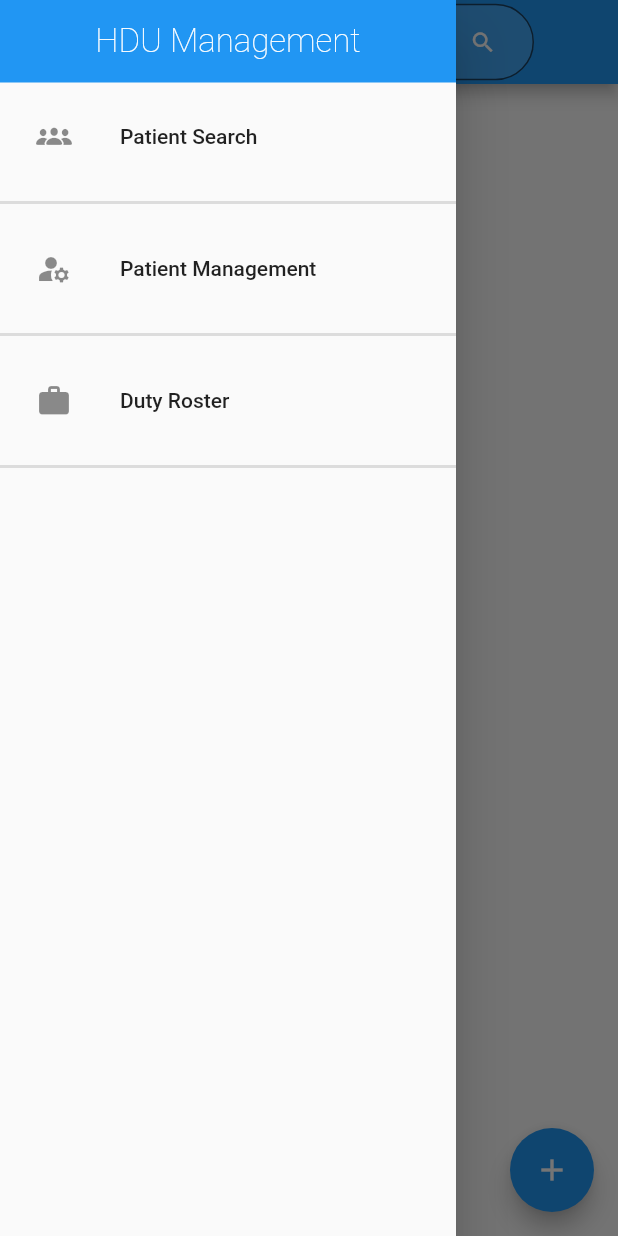
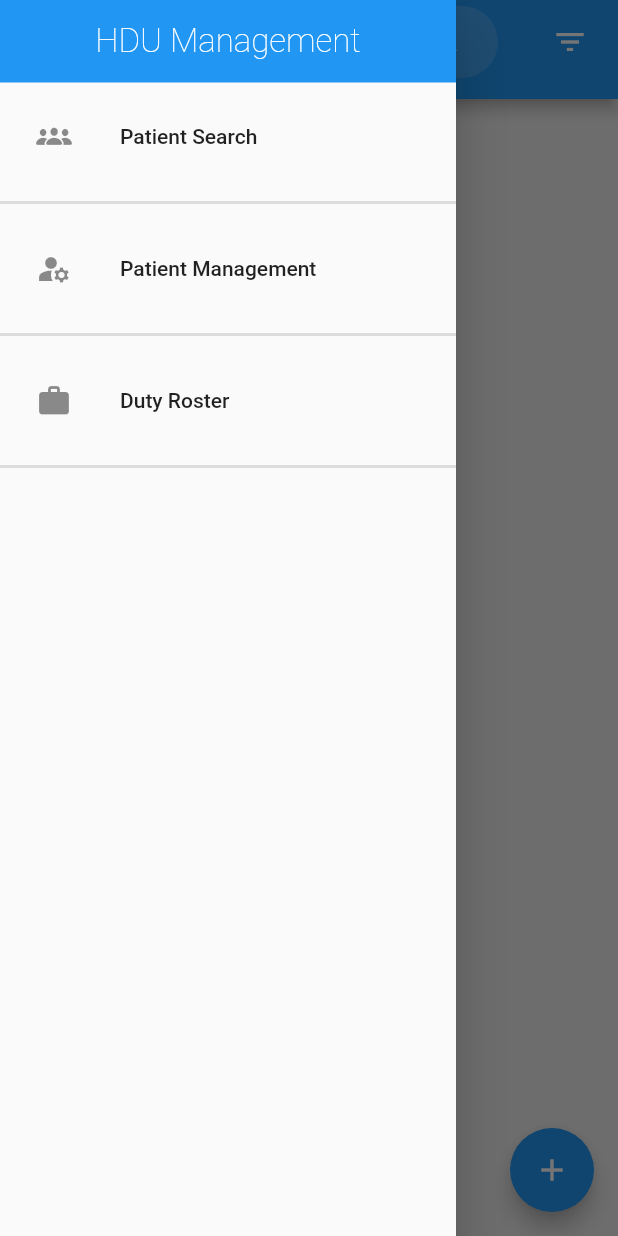
Before and after one commit to thasanhe/hdu-management, a Flutter app: the screen it shows after launch, with the side drawer open, on a phone screen of 412 x 824 dp. Run offline on Flutter 3.47's test engine with Material 2 defaults, Android fonts, the phone set to English and light mode, and no system bars; our stand-ins replace cloud_firestore, device_preview; missing offline and left inert: dart:js; accounts and stored records are empty.

Commit message:
Adding search functionality

```diff
--- a/lib/models/patient.dart
+++ b/lib/models/patient.dart
@@ -74,7 +74,7 @@ class Patient {
       pcrRatDate: pcrRatDate.toDate(),
       currentStatus: Utils.patientStatusFromString(doc['currentStatus']),
       dateOfAdmissionHDU: dateOfAdmissionHDU.toDate(),
-      bedNumber: doc['bedNumber'],
+      bedNumber: doc['bedNumber'] != 100000 ? doc['bedNumber'] : null,
     );
 
     return p;
--- a/lib/screens/home.dart
+++ b/lib/screens/home.dart
@@ -4,7 +4,6 @@ import 'package:hdu_management/screens/admission.dart';
 import 'package:hdu_management/screens/duty_roster.dart';
 import 'package:hdu_management/screens/patient_management.dart';
 import 'package:hdu_management/screens/patient_search.dart';
-import 'package:hdu_management/screens/ward_round.dart';
 import 'package:hdu_management/widgets/main_drawer.dart';
 
 class HomePage extends StatefulWidget {
@@ -16,9 +15,9 @@ class HomePage extends StatefulWidget {
 
 class _HomePageState extends State<HomePage> {
   final searchController = TextEditingController();
-  bool isSearchTapped = false;
   bool isTyping = false;
   late int _pageNumber;
+  String? searchQuery;
 
   late PageController _pageController;
 
@@ -41,20 +40,11 @@ class _HomePageState extends State<HomePage> {
     });
   }
 
-  onSearchTap() {
-    setState(() {
-      this.isSearchTapped = true;
-      print('search tapped');
-    });
-  }
-
   clearSearch() {
     setState(() {
-      print('tapped');
-      this.isSearchTapped = false;
       this.isTyping = false;
+      searchQuery = '';
       searchController.clear();
-      print(isSearchTapped);
     });
   }
 
@@ -65,24 +55,32 @@ class _HomePageState extends State<HomePage> {
     });
   }
 
-  handleSearch(String query) {}
+  updateSearch(String? searchQuery) {
+    setState(() {
+      this.searchQuery = searchQuery;
+      this.isTyping = searchController.text.isNotEmpty;
+    });
+  }
 
-  AppBar buildSearchBar() {
+  AppBar buildSearchBar(Function(String) searchFunction) {
     return AppBar(
-      title: Container(
-        padding: EdgeInsets.only(
-          right: 40,
-        ),
+      title: Center(
+        child: Container(
+          // padding: EdgeInsets.only(
+          //   // right: 40,
+          //   top: 10,
+          // ),
           child: TextFormField(
-          onTap: onSearchTap,
-          onChanged: onChanged,
+            onChanged: searchFunction,
             style: TextStyle(color: Colors.white),
             controller: searchController,
             decoration: InputDecoration(
+              contentPadding: EdgeInsets.only(bottom: 0),
               isDense: true,
-            border:
-                OutlineInputBorder(borderRadius: BorderRadius.circular(32.0)),
-            hintText: 'Search patient',
+              border: OutlineInputBorder(
+                  borderRadius: BorderRadius.circular(32.0),
+                  borderSide: BorderSide.none),
+              hintText: 'Search patients',
               filled: true,
               fillColor: Colors.blue.shade400,
               suffixIcon: isTyping
@@ -103,9 +101,20 @@ class _HomePageState extends State<HomePage> {
               ),
             ),
             textAlign: TextAlign.center,
-          onFieldSubmitted: handleSearch,
           ),
         ),
+      ),
+      bottom: PreferredSize(
+        child: Container(),
+        preferredSize: Size.square(10),
+      ),
+      actions: [
+        IconButton(
+          onPressed: () {},
+          icon: Icon(Icons.filter_list),
+          padding: EdgeInsets.only(right: 20, left: 20),
+        )
+      ],
     );
   }
 
@@ -117,24 +126,22 @@ class _HomePageState extends State<HomePage> {
 
   final _pageTitles = [
     'Patient Search',
-    // 'Admissions',
-    // 'Ward Round',
     'Patient Management',
-    'Duty Roster'
+    'Duty Roster',
   ];
 
   @override
   Widget build(BuildContext context) {
     return Scaffold(
       appBar: _pageNumber == 0
-          ? buildSearchBar()
+          ? buildSearchBar(updateSearch)
           : buildAppBar(_pageTitles[_pageNumber]),
       drawer: AppDrawer(pageController: _pageController),
-      body: PageView(
+      body: Container(
+        color: Colors.grey[200],
+        child: PageView(
           children: [
-          PatientSearch(),
-          // Admission(),
-          // WardRound(),
+            PatientSearch(searchQuery: searchQuery),
             PatientManagement(),
             DutyRoster(),
           ],
@@ -142,22 +149,13 @@ class _HomePageState extends State<HomePage> {
           physics: NeverScrollableScrollPhysics(),
           onPageChanged: onPageChange,
         ),
+      ),
       floatingActionButton: FloatingActionButton(
         onPressed: () {
           showDialog(
               context: context,
               builder: (context) {
                 return Scaffold(body: Admission());
-                // return AlertDialog(
-                //   title: Text('Admit patient'),
-                //   actions: [
-                //     TextButton(
-                //         onPressed: () {
-                //           Navigator.pop(context);
-                //         },
-                //         child: Text('ok'))
-                //   ],
-                // );
               });
         },
         child: Icon(Icons.add),
--- a/lib/screens/patient_management.dart
+++ b/lib/screens/patient_management.dart
@@ -11,7 +11,7 @@ class _PatientManagementState extends State<PatientManagement> {
   @override
   Widget build(BuildContext context) {
     return Container(
-      child: Text('Patient management'),
+      child: Text('Patient  : version 0.0.0.b.15'),
     );
   }
 }
--- a/lib/services/patient_service.dart
+++ b/lib/services/patient_service.dart
@@ -8,7 +8,7 @@ class PatientService {
 
   Future<List<Patient>> getAllPatients() async {
     List<Patient> patientList = [];
-    final querySnapshot = await patientsRef.get();
+    final querySnapshot = await patientsRef.orderBy('bedNumber').get();
     querySnapshot.docs.forEach((doc) {
       patientList.add(Patient.fromDocument(doc));
     });
@@ -36,7 +36,7 @@ class PatientService {
         "dateOfLama": patient.dateOfLama,
         "dateOfDeath": patient.dateOfDeath,
         "bhtNumber": patient.bhtNumber,
-        "bedNumber": patient.bedNumber,
+        "bedNumber": patient.bedNumber != null ? patient.bedNumber : 100000,
         "history": patient.history,
         "symptoms": patient.symptoms,
       });
--- a/pubspec.yaml
+++ b/pubspec.yaml
@@ -31,6 +31,7 @@ dependencies:
   cloud_firestore: ^2.5.0
   firebase_storage: ^10.0.2
   device_preview: ^0.7.4
+  url_launcher: ^6.0.9
 
 dev_dependencies:
   flutter_test:
```
Also changed, not shown: lib/screens/admission.dart (+12 -5 lines), lib/screens/duty_roster.dart (+12 -2 lines), lib/screens/patient_search.dart (+33 -11 lines), pubspec.lock, 1 other file. Lines whose indentation alone changed are shown as unchanged.
